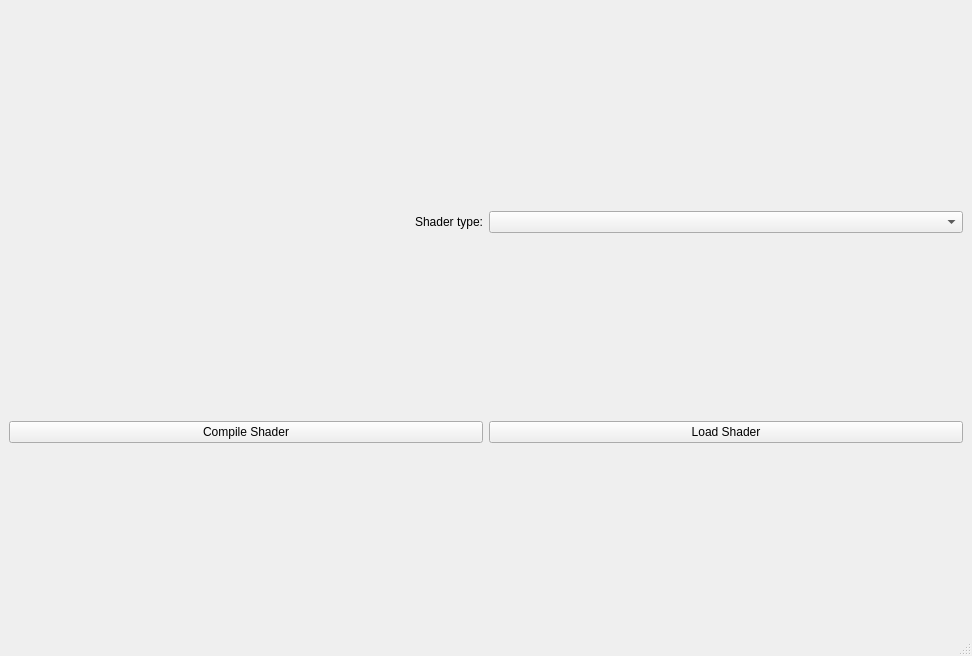
First picture: the form in ui/MainWindow.ui, repository NCCA/ShaderEnvironmentBuilder, before the edit.
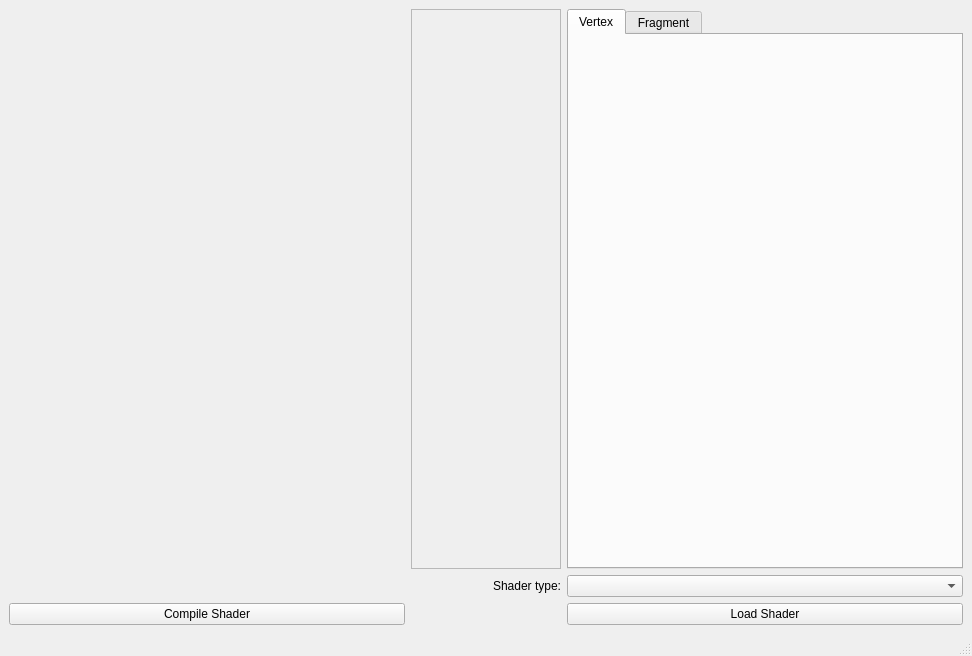
Second picture: the form after the edit.

Commit message: Added two qsci widgets in a tab layout for easier testing with the alpha

What changed in the file:
```diff
--- a/ui/MainWindow.ui
+++ b/ui/MainWindow.ui
@@ -15,50 +15,55 @@
   </property>
   <widget class="QWidget" name="centralwidget">
    <layout class="QGridLayout" name="s_mainWindowGridLayout">
-    <item row="2" column="1">
+    <item row="1" column="2">
+     <widget class="QComboBox" name="cb_shaderType"/>
+    </item>
+    <item row="0" column="2">
+     <widget class="QTabWidget" name="tabs_qsci">
+      <property name="currentIndex">
+       <number>0</number>
+      </property>
+      <property name="documentMode">
+       <bool>false</bool>
+      </property>
+      <property name="tabsClosable">
+       <bool>false</bool>
+      </property>
+      <property name="movable">
+       <bool>false</bool>
+      </property>
+      <widget class="QWidget" name="tab_qsci_1">
+       <property name="sizePolicy">
+        <sizepolicy hsizetype="Expanding" vsizetype="Expanding">
+         <horstretch>0</horstretch>
+         <verstretch>0</verstretch>
+        </sizepolicy>
+       </property>
+       <attribute name="title">
+        <string>Vertex</string>
+       </attribute>
+      </widget>
+      <widget class="QWidget" name="tab_qsci_2">
+       <property name="sizePolicy">
+        <sizepolicy hsizetype="Expanding" vsizetype="Expanding">
+         <horstretch>0</horstretch>
+         <verstretch>0</verstretch>
+        </sizepolicy>
+       </property>
+       <attribute name="title">
+        <string>Fragment</string>
+       </attribute>
+      </widget>
+     </widget>
+    </item>
+    <item row="2" column="2">
      <widget class="QPushButton" name="btn_loadShader">
       <property name="text">
        <string>Load Shader</string>
       </property>
      </widget>
     </item>
-    <item row="0" column="0">
-     <spacer name="spacer_openGl">
-      <property name="orientation">
-       <enum>Qt::Horizontal</enum>
-      </property>
-      <property name="sizeHint" stdset="0">
-       <size>
-        <width>40</width>
-        <height>20</height>
-       </size>
-      </property>
-     </spacer>
-    </item>
-    <item row="0" column="1">
-     <spacer name="spacer_qsci">
-      <property name="orientation">
-       <enum>Qt::Horizontal</enum>
-      </property>
-      <property name="sizeHint" stdset="0">
-       <size>
-        <width>40</width>
-        <height>20</height>
-       </size>
-      </property>
-     </spacer>
-    </item>
-    <item row="2" column="0">
-     <widget class="QPushButton" name="btn_compileShader">
-      <property name="text">
-       <string>Compile Shader</string>
-      </property>
-     </widget>
-    </item>
     <item row="1" column="1">
-     <widget class="QComboBox" name="cb_shaderType"/>
-    </item>
-    <item row="1" column="0">
      <widget class="QLabel" name="lbl_shaderType">
       <property name="text">
        <string>Shader type:</string>
@@ -68,6 +73,46 @@
       </property>
      </widget>
     </item>
+    <item row="2" column="0">
+     <widget class="QPushButton" name="btn_compileShader">
+      <property name="text">
+       <string>Compile Shader</string>
+      </property>
+     </widget>
+    </item>
+    <item row="0" column="1">
+     <layout class="QVBoxLayout" name="vl_uniforms">
+      <item>
+       <widget class="QFrame" name="uniform_placeHolder">
+        <property name="minimumSize">
+         <size>
+          <width>150</width>
+          <height>0</height>
+         </size>
+        </property>
+        <property name="frameShape">
+         <enum>QFrame::StyledPanel</enum>
+        </property>
+        <property name="frameShadow">
+         <enum>QFrame::Raised</enum>
+        </property>
+       </widget>
+      </item>
+     </layout>
+    </item>
+    <item row="0" column="0">
+     <spacer name="spacer_openGl">
+      <property name="orientation">
+       <enum>Qt::Horizontal</enum>
+      </property>
+      <property name="sizeHint" stdset="0">
+       <size>
+        <width>40</width>
+        <height>20</height>
+       </size>
+      </property>
+     </spacer>
+    </item>
    </layout>
   </widget>
   <widget class="QMenuBar" name="menubar">
```
Left out of the diff: 4 changed lines with no effect on the pictures. The commit also changes 1 other file.
